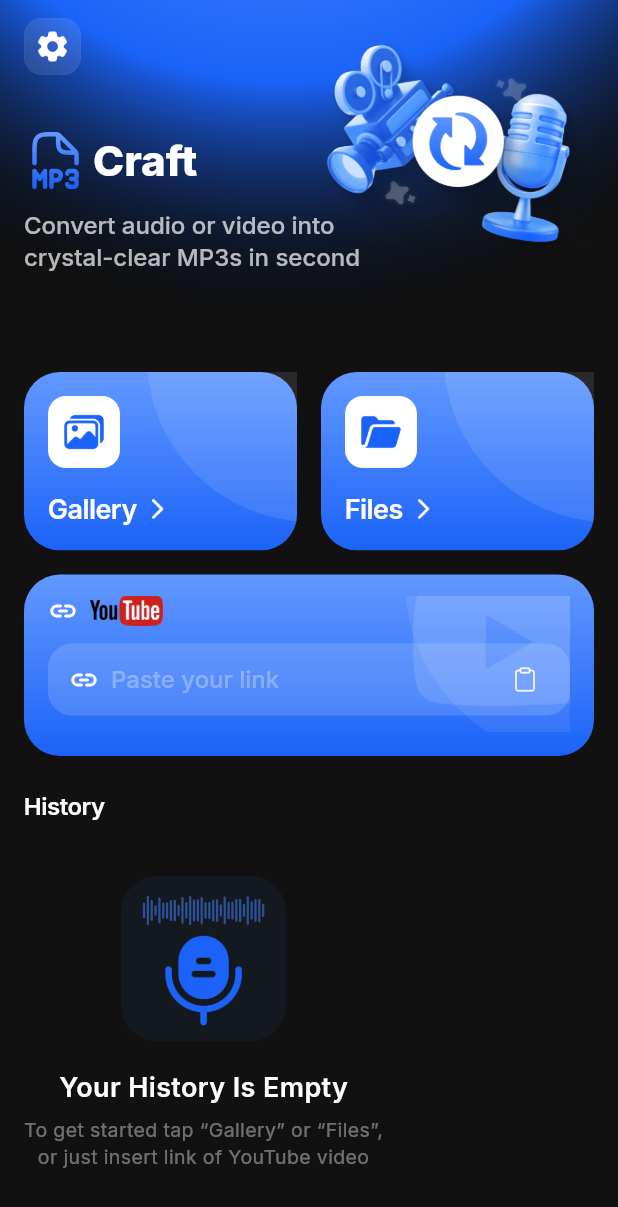
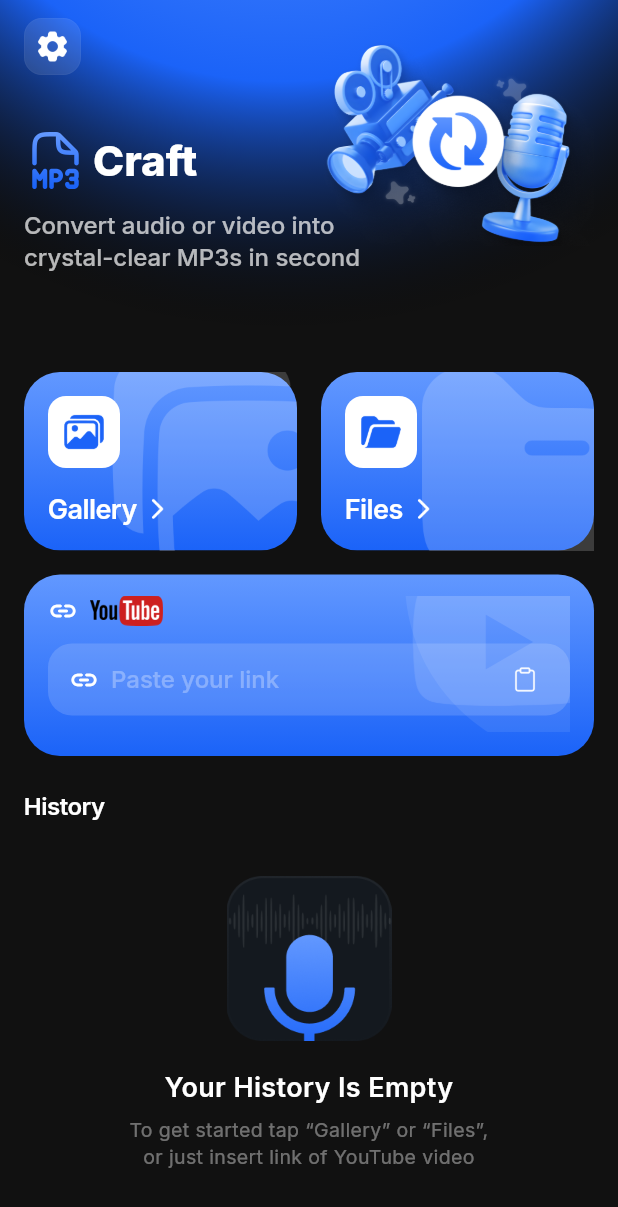
Before and after one commit to aleksandr-chaika/video-to-audio, a Flutter app: the screen it shows after launch, after a tap on "Gallery", on a phone screen of 412 x 824 dp. Shown: the top 1207 px of the screen. Run offline on Flutter 3.47's test engine with Material 3 defaults, Android fonts, the phone set to English and light mode, and no system bars; our stand-ins replace dartz, dio, equatable, file_picker, flutter_bloc, get_it and 6 more; accounts and stored records are empty.

Commit message:
fix(ui): History card 1:1 + Gallery/Files watermark-декорации
History empty (Image #16 reference):
- mic_3d.png заменён на готовый Figma-export (целая 110×110 card-
  иллюстрация с waveform сверху и mic в центре)
- HistoryEmptyView упрощён — одна Image.asset вместо Stack
  с painter + container + image
- Column обёрнут в SizedBox(width:infinity) + crossAxisAlignment.center
  → card и тексты теперь по центру горизонтально

Gallery / Files cards (Image #17 reference):
- IconCardButton: добавлен параметр backgroundDecorationAsset
- Большая полупрозрачная иконка (image / folder) в правом верхнем
  углу card — watermark поверх gradient (opacity 0.18, 160×160)
- Старый decorative blur-circle убран
- Скачано из Iconify: streamline-plump:gallery-2-solid + solar:folder-bold

```diff
--- a/mobile/lib/core/widgets/icon_card_button.dart
+++ b/mobile/lib/core/widgets/icon_card_button.dart
@@ -18,6 +18,7 @@ class IconCardButton extends StatelessWidget {
     this.icon,
     this.iconAsset,
     this.chevronAsset = 'assets/images/icons/ic_chevron_right.png',
+    this.backgroundDecorationAsset,
   })  : assert(icon != null || iconAsset != null,
             'Provide icon or iconAsset');
 
@@ -25,6 +26,10 @@ class IconCardButton extends StatelessWidget {
   final IconData? icon;
   final String? iconAsset;
   final String? chevronAsset;
+
+  /// Большая полупрозрачная иконка-декорация в правом верхнем углу card
+  /// (по Figma — копия image/folder icon, как watermark поверх gradient).
+  final String? backgroundDecorationAsset;
   final VoidCallback onTap;
 
   @override
@@ -44,18 +49,29 @@ class IconCardButton extends StatelessWidget {
             child: Stack(
               clipBehavior: Clip.hardEdge,
               children: <Widget>[
-                Positioned(
-                  top: -120,
-                  right: -120,
-                  child: Container(
-                    width: 220,
-                    height: 220,
-                    decoration: const BoxDecoration(
-                      shape: BoxShape.circle,
-                      color: Color(0x1AFFFFFF),
+                // Большая полупрозрачная иконка-декорация в правом верхнем
+                // углу card — повторяет основную иконку card (gallery/folder)
+                // как watermark поверх gradient. По Figma на каждой card
+                // есть такой ассет — обязательная декорация.
+                if (backgroundDecorationAsset != null)
+                  Positioned(
+                    top: -16,
+                    right: -32,
+                    child: IgnorePointer(
+                      child: Opacity(
+                        opacity: 0.18,
+                        child: Image.asset(
+                          backgroundDecorationAsset!,
+                          width: 160,
+                          height: 160,
+                          fit: BoxFit.contain,
+                          errorBuilder: (BuildContext c, Object err,
+                                  StackTrace? st) =>
+                              const SizedBox.shrink(),
+                        ),
+                      ),
                     ),
                   ),
-                ),
                 Padding(
                   padding: const EdgeInsets.all(AppDimens.space16),
                   child: Column(
--- a/mobile/lib/features/history/presentation/widgets/history_empty.dart
+++ b/mobile/lib/features/history/presentation/widgets/history_empty.dart
@@ -5,9 +5,10 @@ import 'package:google_fonts/google_fonts.dart';
 import '../../../../app/theme/app_colors.dart';
 import '../../../../app/theme/app_dimens.dart';
 
-/// Empty history state — Image#13 reference (Figma).
-/// Rounded square 110×110 radius 24 #14191F.
-/// Внутри card сверху — тонкая waveform-полоса, ниже — синий микрофон.
+/// Empty history state — Image#16 reference (Figma export).
+/// Готовая 110×110 card-иллюстрация: тёмный rounded square с
+/// waveform-полосой сверху и mic-icon в центре. Подаём целиком как
+/// Image.asset, ниже — центрированные тексты.
 class HistoryEmptyView extends StatelessWidget {
   const HistoryEmptyView({super.key});
 
@@ -15,57 +16,43 @@ class HistoryEmptyView extends StatelessWidget {
   Widget build(BuildContext context) {
     return Padding(
       padding: const EdgeInsets.symmetric(vertical: AppDimens.space24),
+      // SizedBox(width:infinity) даёт Column ширину родителя — иначе
+      // crossAxisAlignment.center не сработает (в HomePage Column использует
+      // crossAxisAlignment.start, и без растяжения наш Column был бы узким).
+      child: SizedBox(
+        width: double.infinity,
         child: Column(
+          crossAxisAlignment: CrossAxisAlignment.center,
           children: <Widget>[
-          // Card 110×110 с waveform сверху и mic-icon снизу.
-          Container(
+          Image.asset(
+            'assets/images/mic_3d.png',
+            width: 110,
+            height: 110,
+            fit: BoxFit.contain,
+            errorBuilder: (BuildContext c, Object err, StackTrace? st) {
+              if (kDebugMode) {
+                debugPrint('mic_3d.png load failed: $err');
+              }
+              return Container(
                 width: 110,
                 height: 110,
                 decoration: BoxDecoration(
                   color: AppColors.surfaceCard,
                   borderRadius: BorderRadius.circular(AppDimens.radius24),
                 ),
-            child: Stack(
-              children: <Widget>[
-                // Waveform-полоса в верхней четверти card.
-                Positioned(
-                  left: 14,
-                  right: 14,
-                  top: 14,
-                  height: 18,
-                  child: CustomPaint(painter: _MicWavePainter()),
-                ),
-                // Mic-icon — занимает нижние ~3/4 card.
-                Positioned(
-                  left: 0,
-                  right: 0,
-                  bottom: 6,
-                  child: Center(
-                    child: Image.asset(
-                      'assets/images/mic_3d.png',
-                      width: 70,
-                      height: 70,
-                      fit: BoxFit.contain,
-                      errorBuilder:
-                          (BuildContext c, Object err, StackTrace? st) {
-                        if (kDebugMode) {
-                          debugPrint('mic_3d.png load failed: $err');
-                        }
-                        return const Icon(
+                alignment: Alignment.center,
+                child: const Icon(
                   Icons.mic_rounded,
                   size: 56,
                   color: AppColors.accentSolid,
+                ),
               );
             },
-                    ),
-                  ),
-                ),
-              ],
-            ),
           ),
           const SizedBox(height: AppDimens.space20),
           Text(
             'Your History Is Empty',
+            textAlign: TextAlign.center,
             style: GoogleFonts.inter(
               fontSize: 18,
               fontWeight: FontWeight.w600,
@@ -86,38 +73,7 @@ class HistoryEmptyView extends StatelessWidget {
           ),
         ],
         ),
+      ),
     );
   }
 }
-
-/// Тонкая audio-визуализация — горизонтальные бары переменной высоты,
-/// рисуются по всей ширине canvas. Симулирует пик-уровни записи.
-class _MicWavePainter extends CustomPainter {
-  @override
-  void paint(Canvas canvas, Size size) {
-    final Paint paint = Paint()
-      ..color = AppColors.accentSolid.withValues(alpha: 0.55)
-      ..strokeWidth = 1.5
-      ..strokeCap = StrokeCap.round;
-
-    const int bars = 32;
-    final double step = size.width / bars;
-    final double centerY = size.height / 2;
-    for (int i = 0; i < bars; i++) {
-      final double x = i * step + step / 2;
-      // Псевдо-случайная амплитуда (стабильная между рендерами).
-      final double n1 = ((i * 11 + 3) % 17) / 17.0;
-      final double n2 = ((i * 7 + 5) % 13) / 13.0;
-      final double amp = (0.25 + n1 * 0.55 + n2 * 0.4).clamp(0.15, 1.0);
-      final double h = size.height * amp;
-      canvas.drawLine(
-        Offset(x, centerY - h / 2),
-        Offset(x, centerY + h / 2),
-        paint,
-      );
-    }
-  }
-
-  @override
-  bool shouldRepaint(covariant CustomPainter oldDelegate) => false;
-}
--- a/mobile/lib/features/home/presentation/pages/home_page.dart
+++ b/mobile/lib/features/home/presentation/pages/home_page.dart
@@ -208,6 +208,8 @@ class _SourceCardsRow extends StatelessWidget {
             label: 'Gallery',
             icon: Icons.image_outlined,
             iconAsset: 'assets/images/icons/ic_gallery.png',
+            backgroundDecorationAsset:
+                'assets/images/icons/ic_gallery_decoration.png',
             onTap: onGallery,
           ),
         ),
@@ -217,6 +219,8 @@ class _SourceCardsRow extends StatelessWidget {
             label: 'Files',
             icon: Icons.folder_outlined,
             iconAsset: 'assets/images/icons/ic_files.png',
+            backgroundDecorationAsset:
+                'assets/images/icons/ic_files_decoration.png',
             onTap: onFiles,
           ),
         ),
```
Also changed, not shown: mobile/assets/images/icons/ic_files_decoration.png (added), mobile/assets/images/icons/ic_gallery_decoration.png (added), mobile/assets/images/mic_3d.png. Lines whose indentation alone changed are shown as unchanged.
